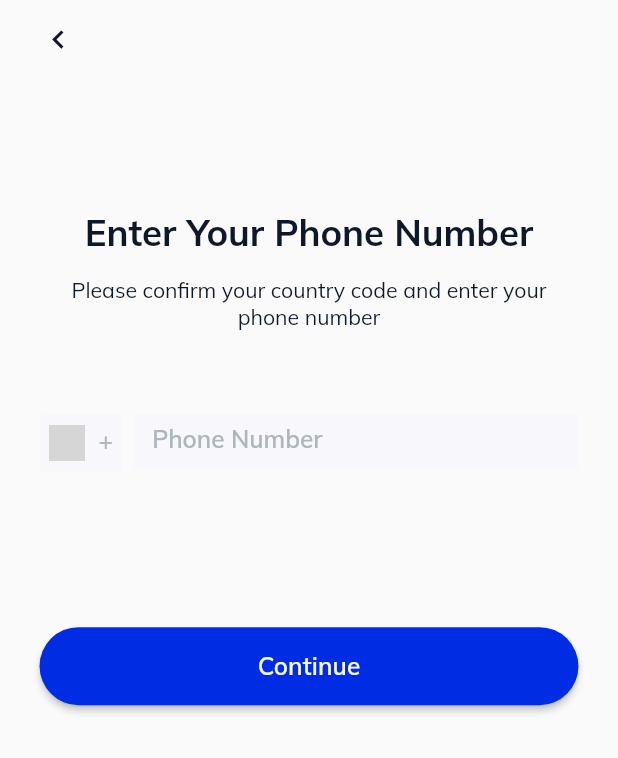
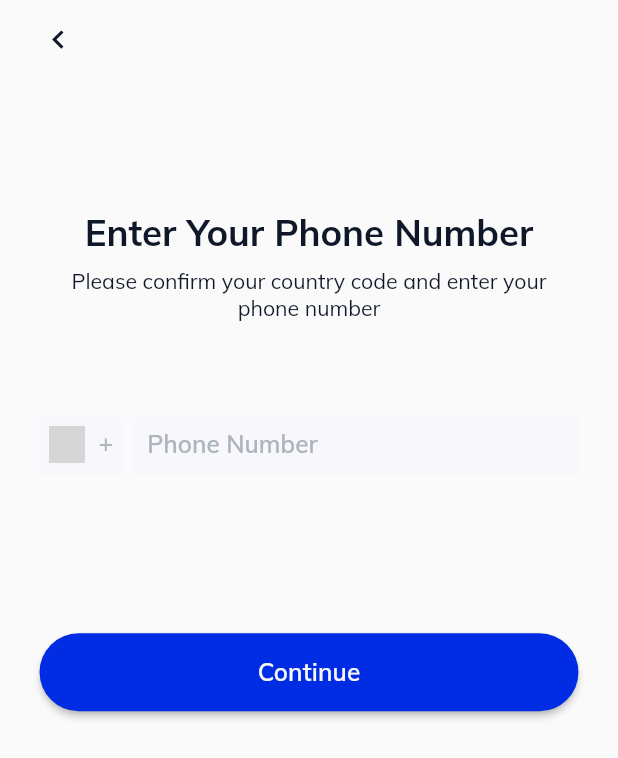
Before and after one commit to lamdt-newwave/chat_app, a Flutter app: the screen it shows after launch, after a tap on "Start Messaging", on a phone screen of 412 x 824 dp. Shown: the top 758 px of the screen. Run offline on Flutter 3.47's test engine with Material 2 defaults, Android fonts, the phone set to English and light mode, and no system bars; our stand-ins replace awesome_snackbar_content, bloc, cached_network_image, cloud_firestore, dash_chat_2, equatable and 13 more; missing offline and left inert: country_pickers; accounts and stored records are empty; grey boxes are pictures that could not be loaded.

Commit message:
hotfix and refactor code

```diff
--- a/lib/ui/pages/chats/chats_page.dart
+++ b/lib/ui/pages/chats/chats_page.dart
@@ -283,7 +283,8 @@ class _ChatsChildPageState extends State<ChatsChildPage> {
             final UserEntity user = room.participants.firstWhere((element) =>
                 element.uId !=
                 RepositoryProvider.of<AuthRepository>(context).getUid());
-            return RoomItem(
+            return room.messages.isNotEmpty
+                ? RoomItem(
                     user: user,
                     room: room,
                     onPressed: () {
@@ -292,7 +293,8 @@ class _ChatsChildPageState extends State<ChatsChildPage> {
                         "roomId": room.roomId
                       });
                     },
-            );
+                  )
+                : const SizedBox();
           },
         );
       },
--- a/lib/ui/pages/sign_up_with_phone/widgets/enter_phone_page.dart
+++ b/lib/ui/pages/sign_up_with_phone/widgets/enter_phone_page.dart
@@ -4,7 +4,6 @@ import 'package:chat_app/generated/l10n.dart';
 import 'package:chat_app/ui/pages/sign_up_with_phone/sign_up_with_phone_cubit.dart';
 import 'package:chat_app/ui/widgets/button/normal_button.dart';
 import 'package:chat_app/ui/widgets/commons/app_dialogs.dart';
-import 'package:chat_app/ui/widgets/commons/wrapper.dart';
 import 'package:country_pickers/country_pickers.dart';
 import 'package:flutter/material.dart';
 import 'package:flutter_bloc/flutter_bloc.dart';
@@ -45,7 +44,7 @@ class EnterPhonePage extends StatelessWidget {
                 ),
                 Column(
                   children: [
-                    Wrapper(
+                    SizedBox(
                       height: 30.h,
                       child: Text(
                         I10n.current.text_enter_phone,
@@ -55,7 +54,7 @@ class EnterPhonePage extends StatelessWidget {
                     SizedBox(
                       height: 8.h,
                     ),
-                    Wrapper(
+                    SizedBox(
                       height: 48.h,
                       child: Text(
                         I10n.current.text_please_confirm_country,
@@ -96,6 +95,7 @@ class EnterPhonePage extends StatelessWidget {
           onTap: () => AppDialogs.showCountryPicker(
               onValuePicked: cubit.onSelectedCountryChanged),
           child: Container(
+            height: 40.h,
             padding: EdgeInsets.all(6.r),
             decoration: BoxDecoration(
               color: AppColors.neutralOffWhite,
@@ -143,10 +143,10 @@ class EnterPhonePage extends StatelessWidget {
         ),
         Expanded(
           child: Column(
-            crossAxisAlignment: CrossAxisAlignment.start,
+            crossAxisAlignment: CrossAxisAlignment.center,
             children: [
               SizedBox(
-                height: 36.h,
+                height: 40.h,
                 child: TextFormField(
                   onChanged: cubit.onPhoneNumberChanged,
                   cursorHeight: 24.h,
@@ -155,8 +155,15 @@ class EnterPhonePage extends StatelessWidget {
                   style: textTheme.bodyText1
                       ?.copyWith(color: AppColors.neutralDisabled),
                   decoration: InputDecoration(
+                    contentPadding: EdgeInsets.only(top: 4.h, left: 8.w),
                     fillColor: AppColors.neutralOffWhite,
-                    border: InputBorder.none,
+                    border: OutlineInputBorder(
+                      borderSide: const BorderSide(
+                        width: 0,
+                        style: BorderStyle.none,
+                      ),
+                      borderRadius: BorderRadius.circular(4),
+                    ),
                     filled: true,
                     hintText: I10n.current.text_phone_number,
                     hintStyle: textTheme.bodyText1?.copyWith(
```
Also changed, not shown: lib/repositories/chat_repository.dart (+42 -56 lines), lib/ui/pages/chats/widgets/room_item.dart (+2 -5 lines), lib/ui/pages/personal_chat/personal_chat_cubit.dart (+30 -29 lines), lib/ui/pages/personal_chat/personal_chat_page.dart (+12 -1 lines), lib/utils/date_time_util.dart (+3 -5 lines). Lines whose indentation alone changed are shown as unchanged.
